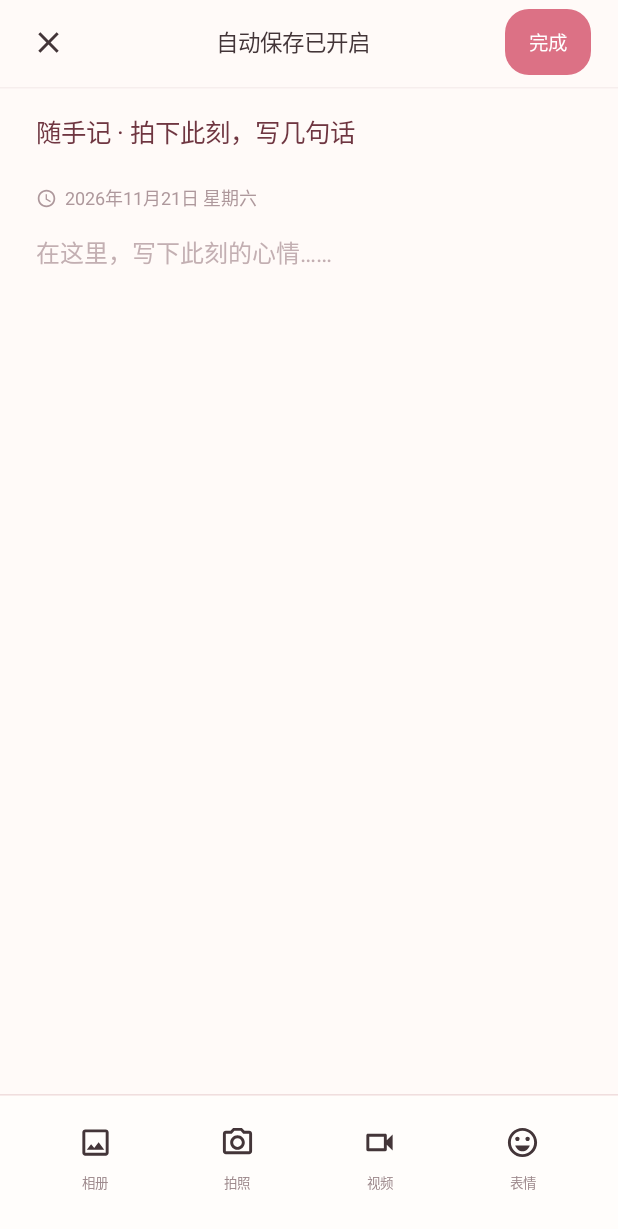
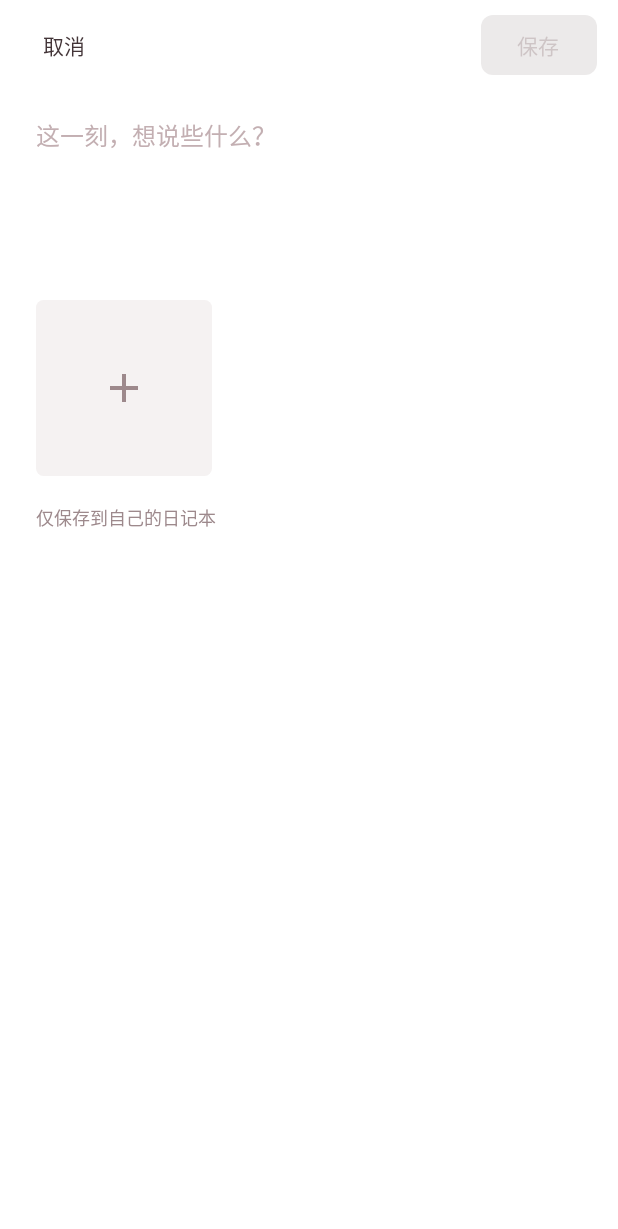
Before and after one commit to xzl676707-sketch/MyVoiceDiary, an Android app built with Jetpack Compose: the screen it shows after launch (MainActivity), after a tap on "发一条随手记 ›", on a phone screen of 412 x 824 dp. Shown: the top 1229 px of the screen. Run offline under Robolectric (Android 15) with nearby library versions, the phone set to English and light mode, and no system bars; our stand-ins replace Room's generated code; pictures from the network do not load.

Commit message:
Give quick notes a dedicated photo-first composer

```diff
--- a/app/build.gradle.kts
+++ b/app/build.gradle.kts
@@ -13,8 +13,8 @@ android {
         applicationId = "com.jingwen.voicediary"
         minSdk = 26
         targetSdk = 35
-        versionCode = 11
-        versionName = "0.11.0"
+        versionCode = 12
+        versionName = "0.12.0"
 
         testInstrumentationRunner = "androidx.test.runner.AndroidJUnitRunner"
         vectorDrawables.useSupportLibrary = true
--- a/app/src/main/java/com/jingwen/voicediary/MainActivity.kt
+++ b/app/src/main/java/com/jingwen/voicediary/MainActivity.kt
@@ -52,7 +52,7 @@ private fun DiaryApp(viewModel: DiaryViewModel = viewModel()) {
             HomeScreen(diaries, showTimes,
                 onOpenDiary = { navController.navigate("detail/" + it) },
                 onNewDiary = { navController.navigate("editor") },
-                onNewQuick = { navController.navigate("editor?quick=true") },
+                onNewQuick = { navController.navigate("quick-note") },
                 onSearch = { navController.navigate("search") },
                 onSettings = { navController.navigate("settings") })
         }
@@ -81,7 +81,11 @@ private fun DiaryApp(viewModel: DiaryViewModel = viewModel()) {
             val id = entry.arguments?.getLong("diaryId") ?: return@composable
             DetailScreen(id, diaries, viewModel, showTimes,
                 onBack = { navController.popBackStack() },
-                onEdit = { navController.navigate("editor?diaryId=" + it) },
+                onEdit = { diaryId ->
+                    val route = if (diaries.firstOrNull { it.id == diaryId }?.entryType == "QUICK")
+                        "quick-note" else "editor"
+                    navController.navigate("$route?diaryId=$diaryId")
+                },
                 onOpenDiary = { nextId ->
                     navController.navigate("detail/" + nextId) {
                         // Replace the current detail so repeated paging does not grow the back stack.
@@ -97,7 +101,20 @@ private fun DiaryApp(viewModel: DiaryViewModel = viewModel()) {
             val id = entry.arguments?.getLong("diaryId")?.takeIf { it != 0L }
             val quick = entry.arguments?.getBoolean("quick") ?: false
             val editor: EditorViewModel = viewModel(viewModelStoreOwner = entry)
-            EditorScreen(id, viewModel, editor, quick, onBack = { navController.popBackStack() })
+            if (quick) {
+                val composer: QuickNoteViewModel = viewModel(viewModelStoreOwner = entry)
+                QuickNoteScreen(id, composer, onBack = { navController.popBackStack() })
+            } else {
+                EditorScreen(id, viewModel, editor, onBack = { navController.popBackStack() })
+            }
+        }
+        composable("quick-note?diaryId={diaryId}", arguments = listOf(navArgument("diaryId") {
+            type = NavType.LongType
+            defaultValue = 0L
+        })) { entry ->
+            val id = entry.arguments?.getLong("diaryId")?.takeIf { it != 0L }
+            val composer: QuickNoteViewModel = viewModel(viewModelStoreOwner = entry)
+            QuickNoteScreen(id, composer, onBack = { navController.popBackStack() })
         }
     }
 }
--- /dev/null
+++ b/app/src/main/java/com/jingwen/voicediary/QuickNoteViewModel.kt
@@ -0,0 +1,158 @@
+package com.jingwen.voicediary
+
+import android.app.Application
+import android.net.Uri
+import androidx.compose.runtime.getValue
+import androidx.compose.runtime.mutableStateOf
+import androidx.compose.runtime.setValue
+import androidx.lifecycle.AndroidViewModel
+import androidx.lifecycle.viewModelScope
+import androidx.room.withTransaction
+import com.jingwen.voicediary.data.*
+import java.io.File
+import java.time.LocalDate
+import kotlinx.coroutines.NonCancellable
+import kotlinx.coroutines.launch
+import kotlinx.coroutines.withContext
+
+const val QUICK_NOTE_MEDIA_LIMIT = 9
+
+data class QuickNoteDraft(
+    val caption: String = "",
+    val media: List<DiaryMediaEntity> = emptyList(),
+    val ready: Boolean = false,
+    val dirty: Boolean = false,
+    val busy: Boolean = false,
+    val error: String? = null
+) {
+    val hasContent: Boolean get() = caption.isNotBlank() || media.isNotEmpty()
+}
+
+class QuickNoteViewModel(application: Application) : AndroidViewModel(application) {
+    private val db = DiaryDatabase.getInstance(application)
+    private val repository = DiaryRepository(db.diaryDao())
+    val files = DiaryMediaFiles(application)
+    private var initialized = false
+    private var cleared = false
+    private var saving = false
+    private var existing: DiaryEntity? = null
+    private var originalMedia = emptyList<DiaryMediaEntity>()
+    var draft by mutableStateOf(QuickNoteDraft())
+        private set
+
+    fun load(id: Long?) {
+        if (initialized) return
+        initialized = true
+        viewModelScope.launch {
+            try {
+                if (id == null) {
+                    draft = QuickNoteDraft(ready = true)
+                    return@launch
+                }
+                val note = requireNotNull(repository.getById(id)) { "这条随手记已经不存在。" }
+                require(note.entryType == "QUICK") { "这不是随手记。" }
+                existing = note
+                originalMedia = repository.getMedia(id)
+                val blocks = DiaryContentLayout.decode(note.layoutJson, note.content, originalMedia)
+                val migration = DiaryContentLayout.migrateLegacyStickers(blocks, originalMedia)
+                val caption = migration.blocks.filter { it.type == DiaryBlockType.TEXT && it.text.isNotEmpty() }
+                    .joinToString("\n") { it.text }
+                draft = QuickNoteDraft(
+                    caption = caption,
+                    media = originalMedia - migration.removedStickerMedia.toSet(),
+                    ready = true
+                )
+            } catch (error: Exception) {
+                draft = draft.copy(error = error.message ?: "随手记读取失败。")
+            }
+        }
+    }
+
+    fun setCaption(text: String) {
+        if (draft.ready && !draft.busy && draft.caption != text) {
+            draft = draft.copy(caption = text, dirty = true, error = null)
+        }
+    }
+
+    fun importMedia(uris: List<Uri>, type: DiaryMediaType, temporary: File? = null) {
+        val available = (QUICK_NOTE_MEDIA_LIMIT - draft.media.size).coerceAtLeast(0)
+        if (!draft.ready || draft.busy || available == 0 || uris.isEmpty()) {
+            temporary?.delete()
+            return
+        }
+        draft = draft.copy(busy = true, error = null)
+        viewModelScope.launch {
+            withContext(NonCancellable) {
+                val imported = mutableListOf<DiaryMediaEntity>()
+                try {
+                    for (uri in uris.take(available)) imported += files.import(uri, type)
+                    if (cleared) files.deleteAll(imported)
+                    else draft = draft.copy(
+                        media = draft.media + imported,
+                        dirty = true,
+                        error = if (uris.size > available) "已添加前 ${available} 个附件，每条最多 9 个。" else null
+                    )
+                } catch (_: Exception) {
+                    files.deleteAll(imported)
+                    if (!cleared) draft = draft.copy(error = "无法导入所选文件，请重试。")
+                } finally {
+                    temporary?.delete()
+                    if (!cleared) draft = draft.copy(busy = false)
+                }
+            }
+        }
+    }
+
+    fun remove(item: DiaryMediaEntity) {
+        if (!draft.ready || draft.busy || item !in draft.media) return
+        if (item.diaryId == 0L) files.delete(item)
+        draft = draft.copy(media = draft.media - item, dirty = true, error = null)
+    }
+
+    fun showError(message: String) {
+        draft = draft.copy(error = message)
+    }
+
+    fun save(onSaved: () -> Unit) {
+        val snapshot = draft
+        if (!snapshot.ready || snapshot.busy || !snapshot.hasContent) return
+        if (existing != null && !snapshot.dirty) {
+            onSaved()
+            return
+        }
+        draft = snapshot.copy(busy = true, error = null)
+        saving = true
+        viewModelScope.launch {
+            withContext(NonCancellable) {
+                try {
+                    val note = existing
+                    val layout = listOf(DiaryContentBlock(type = DiaryBlockType.TEXT, text = snapshot.caption)) +
+                        snapshot.media.map { DiaryContentBlock(type = DiaryBlockType.MEDIA, mediaUuid = it.mediaUuid) }
+                    db.withTransaction {
+                        val id = repository.save(
+                            note?.id, note?.title.orEmpty(), snapshot.caption,
+                            note?.diaryDate ?: LocalDate.now().toString(), note?.createdAt,
+                            DiaryContentLayout.encode(DiaryContentLayout.normalize(layout)), "QUICK"
+                        )
+                        repository.replaceMedia(id, snapshot.media)
+                    }
+                    val retained = snapshot.media.mapTo(hashSetOf()) { it.mediaUuid }
+                    files.deleteAll(originalMedia.filterNot { it.mediaUuid in retained })
+                    draft = draft.copy(media = emptyList(), dirty = false, busy = false)
+                    if (!cleared) onSaved()
+                } catch (_: Exception) {
+                    if (cleared) files.deleteAll(snapshot.media.filter { it.diaryId == 0L })
+                    else draft = draft.copy(busy = false, error = "保存失败，内容还在，可以重试。")
+                } finally {
+                    saving = false
+                }
+            }
+        }
+    }
+
+    override fun onCleared() {
+        cleared = true
+        if (!saving) files.deleteAll(draft.media.filter { it.diaryId == 0L })
+        super.onCleared()
+    }
+}
--- /dev/null
+++ b/app/src/main/java/com/jingwen/voicediary/ui/screens/QuickNoteScreen.kt
@@ -0,0 +1,199 @@
+package com.jingwen.voicediary.ui.screens
+
+import android.graphics.BitmapFactory
+import androidx.activity.compose.BackHandler
+import androidx.activity.compose.rememberLauncherForActivityResult
+import androidx.activity.result.PickVisualMediaRequest
+import androidx.activity.result.contract.ActivityResultContracts
+import androidx.compose.foundation.Image
+import androidx.compose.foundation.background
+import androidx.compose.foundation.clickable
+import androidx.compose.foundation.layout.*
+import androidx.compose.foundation.rememberScrollState
+import androidx.compose.foundation.shape.CircleShape
+import androidx.compose.foundation.shape.RoundedCornerShape
+import androidx.compose.foundation.verticalScroll
+import androidx.compose.material.icons.Icons
+import androidx.compose.material.icons.outlined.Add
+import androidx.compose.material.icons.outlined.Close
+import androidx.compose.material.icons.outlined.PlayArrow
+import androidx.compose.material3.AlertDialog
+import androidx.compose.material3.Button
+import androidx.compose.material3.ButtonDefaults
+import androidx.compose.material3.Icon
+import androidx.compose.material3.Text
+import androidx.compose.material3.TextButton
+import androidx.compose.runtime.*
+import androidx.compose.runtime.saveable.rememberSaveable
+import androidx.compose.ui.Alignment
+import androidx.compose.ui.Modifier
+import androidx.compose.ui.draw.clip
+import androidx.compose.ui.graphics.Color
+import androidx.compose.ui.graphics.asImageBitmap
+import androidx.compose.ui.layout.ContentScale
+import androidx.compose.ui.semantics.Role
+import androidx.compose.ui.unit.dp
+import androidx.compose.ui.unit.sp
+import androidx.core.content.FileProvider
+import androidx.compose.ui.platform.LocalContext
+import com.jingwen.voicediary.QUICK_NOTE_MEDIA_LIMIT
+import com.jingwen.voicediary.QuickNoteViewModel
+import com.jingwen.voicediary.data.DiaryMediaType
+import com.jingwen.voicediary.data.mediaType
+import com.jingwen.voicediary.ui.components.InlineStickerEditorText
+import com.jingwen.voicediary.ui.theme.*
+import java.io.File
+
+@Composable
+fun QuickNoteScreen(id: Long?, composer: QuickNoteViewModel, onBack: () -> Unit) {
+    val context = LocalContext.current
+    val draft = composer.draft
+    var showMediaMenu by rememberSaveable { mutableStateOf(false) }
+    var confirmDiscard by rememberSaveable { mutableStateOf(false) }
+    var cameraPath by rememberSaveable { mutableStateOf<String?>(null) }
+    val photoPicker = rememberLauncherForActivityResult(
+        ActivityResultContracts.PickMultipleVisualMedia(QUICK_NOTE_MEDIA_LIMIT)
+    ) { uris -> composer.importMedia(uris, DiaryMediaType.IMAGE) }
+    val singlePhotoPicker = rememberLauncherForActivityResult(
+        ActivityResultContracts.PickVisualMedia()
+    ) { uri -> uri?.let { composer.importMedia(listOf(it), DiaryMediaType.IMAGE) } }
+    val videoPicker = rememberLauncherForActivityResult(
+        ActivityResultContracts.PickVisualMedia()
+    ) { uri -> uri?.let { composer.importMedia(listOf(it), DiaryMediaType.VIDEO) } }
+    val camera = rememberLauncherForActivityResult(ActivityResultContracts.TakePicture()) { ok ->
+        val file = cameraPath?.let { File(it) }
+        cameraPath = null
+        if (file != null) {
+            if (ok) {
+                val uri = FileProvider.getUriForFile(context, context.packageName + ".files", file)
+                composer.importMedia(listOf(uri), DiaryMediaType.IMAGE, file)
+            } else file.delete()
+        }
+    }
+    val cancel = {
+        if (!draft.busy) {
+            if (draft.dirty) confirmDiscard = true else onBack()
+        }
+    }
+
+    LaunchedEffect(id) { composer.load(id) }
+    BackHandler(onBack = cancel)
+    Column(Modifier.fillMaxSize().background(Color.White).imePadding()) {
+        Row(
+            Modifier.fillMaxWidth().padding(horizontal = 14.dp, vertical = 6.dp),
+            horizontalArrangement = Arrangement.SpaceBetween,
+            verticalAlignment = Alignment.CenterVertically
+        ) {
+            TextButton(onClick = cancel, enabled = !draft.busy) { Text("取消", color = WarmBrown) }
+            Button(
+                onClick = { composer.save(onBack) },
+                enabled = draft.ready && draft.hasContent && !draft.busy,
+                shape = RoundedCornerShape(8.dp),
+                colors = ButtonDefaults.buttonColors(containerColor = Rose)
+            ) { Text("保存") }
+        }
+        Column(
+            Modifier.weight(1f).verticalScroll(rememberScrollState()).padding(horizontal = 24.dp, vertical = 18.dp)
+        ) {
+            if (draft.ready) {
+                InlineStickerEditorText(
+                    value = draft.caption,
+                    placeholder = "这一刻，想说些什么？",
+                    enabled = !draft.busy,
+                    isLast = false,
+                    focusRequestId = 0L,
+                    focusCursorOffset = 0,
+                    onChange = { value, _ -> composer.setCaption(value) },
+                    onCursor = {},
+                    modifier = Modifier.fillMaxWidth().heightIn(min = 104.dp)
+                )
+                Spacer(Modifier.height(18.dp))
+                val showAdd = draft.media.size < QUICK_NOTE_MEDIA_LIMIT
+                val cellCount = draft.media.size + if (showAdd) 1 else 0
+                (0 until cellCount).chunked(3).forEachIndexed { index, row ->
+                    if (index > 0) Spacer(Modifier.height(6.dp))
+                    Row(Modifier.fillMaxWidth(), horizontalArrangement = Arrangement.spacedBy(6.dp)) {
+                        row.forEach { cell ->
+                            val item = draft.media.getOrNull(cell)
+                            if (item == null) {
+                                Box(
+                                    Modifier.weight(1f).aspectRatio(1f).clip(RoundedCornerShape(5.dp))
+                                        .background(Color(0xFFF5F2F2))
+                                        .clickable(enabled = !draft.busy, role = Role.Button, onClickLabel = "添加照片或视频") { showMediaMenu = true },
+                                    contentAlignment = Alignment.Center
+                                ) { Icon(Icons.Outlined.Add, "添加照片或视频", Modifier.size(32.dp), tint = MutedBrown) }
+                            } else {
+                                val bitmap = remember(item.thumbnailName) {
+                                    item.thumbnailName.takeIf { it.isNotBlank() }
+                                        ?.let { BitmapFactory.decodeFile(composer.files.thumbnail(it).absolutePath) }
+                                }
+                                Box(Modifier.weight(1f).aspectRatio(1f).clip(RoundedCornerShape(5.dp)).background(Peach)) {
+                                    if (bitmap != null) Image(bitmap.asImageBitmap(), null,
+                                        Modifier.fillMaxSize(), contentScale = ContentScale.Crop)
+                                    if (item.mediaType == DiaryMediaType.VIDEO) Icon(
+                                        Icons.Outlined.PlayArrow, "视频", Modifier.align(Alignment.Center), tint = Color.White
+                                    )
+                                    Box(
+                                        Modifier.align(Alignment.TopEnd).padding(4.dp).size(30.dp).clip(CircleShape)
+                                            .background(Color.Black.copy(alpha = 0.62f))
+                                            .clickable(enabled = !draft.busy, role = Role.Button) { composer.remove(item) },
+                                        contentAlignment = Alignment.Center
+                                    ) { Icon(Icons.Outlined.Close, "移除附件", Modifier.size(16.dp), tint = Color.White) }
+                                }
+                            }
+                        }
+                        repeat(3 - row.size) { Spacer(Modifier.weight(1f)) }
+                    }
+                }
+                Text("仅保存到自己的日记本", color = MutedBrown, fontSize = 12.sp,
+                    modifier = Modifier.padding(top = 16.dp))
+            }
+            if (draft.busy) Text("处理中…", color = MutedBrown, modifier = Modifier.padding(top = 12.dp))
+            draft.error?.let { Text(it, color = Rose, modifier = Modifier.padding(top = 12.dp)) }
+        }
+    }
+
+    if (showMediaMenu) {
+        AlertDialog(
+            onDismissRequest = { showMediaMenu = false },
+            title = { Text("添加照片或视频") },
+            text = {
+                Column {
+                    TextButton(onClick = {
+                        showMediaMenu = false
+                        val target = runCatching { composer.files.createCameraTarget() }.getOrNull()
+                        if (target == null) composer.showError("无法准备拍照，请从相册选择。")
+                        else {
+                            cameraPath = target.first.absolutePath
+                            runCatching { camera.launch(target.second) }.onFailure {
+                                cameraPath = null
+                                target.first.delete()
+                                composer.showError("无法打开相机，请从相册选择。")
+                            }
+                        }
+                    }) { Text("拍一张") }
+                    TextButton(onClick = {
+                        showMediaMenu = false
+                        val request = PickVisualMediaRequest(ActivityResultContracts.PickVisualMedia.ImageOnly)
+                        if (draft.media.size == QUICK_NOTE_MEDIA_LIMIT - 1) singlePhotoPicker.launch(request)
+                        else photoPicker.launch(request)
+                    }) { Text("从相册选照片") }
+                    TextButton(onClick = {
+                        showMediaMenu = false
+                        videoPicker.launch(PickVisualMediaRequest(ActivityResultContracts.PickVisualMedia.VideoOnly))
+                    }) { Text("从相册选视频") }
+                }
+            },
+            confirmButton = { TextButton(onClick = { showMediaMenu = false }) { Text("取消") } }
+        )
+    }
+    if (confirmDiscard) {
+        AlertDialog(
+            onDismissRequest = { confirmDiscard = false },
+            title = { Text("放弃这次编辑？") },
+            text = { Text("未保存的文字和照片不会写入日记本。") },
+            dismissButton = { TextButton(onClick = { confirmDiscard = false }) { Text("继续编辑") } },
+            confirmButton = { TextButton(onClick = onBack) { Text("放弃") } }
+        )
+    }
+}
```
Also changed, not shown: 1 other file.
